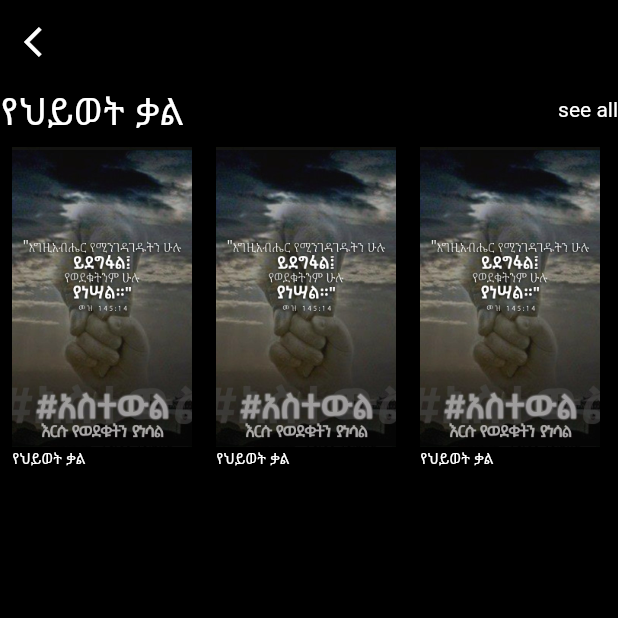
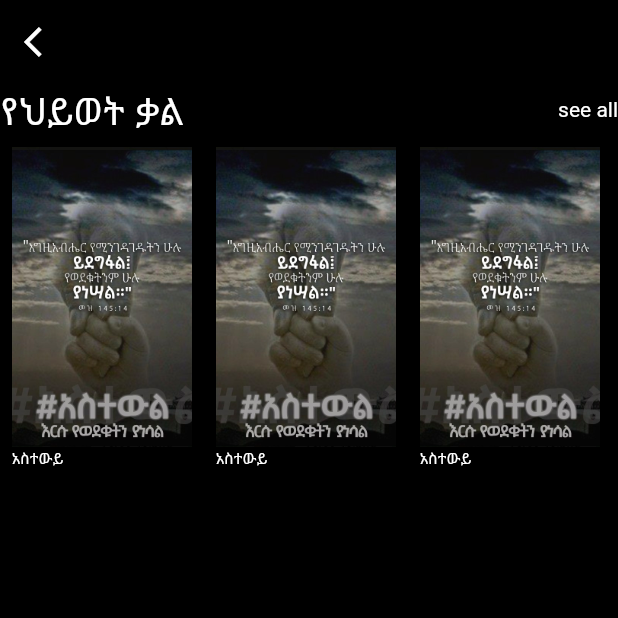
Before and after one commit to Jeremy-Tesh/Bible-Devotional-app, a Flutter app: the screen it shows after launch, on a phone screen of 412 x 824 dp, the top half of it. Run offline on Flutter 3.47's test engine with Material 2 defaults, Android fonts, the phone set to English and light mode, and no system bars; our stand-ins replace easy_sidemenu.

Commit message:
setting provider data

```diff
--- a/lib/home.dart
+++ b/lib/home.dart
@@ -60,7 +60,7 @@ class Home extends StatelessWidget {
                     image: AssetImage("assets/a1.jpeg"), fit: BoxFit.cover)),
           ),
           CustomText(
-            text: "የህይወት ቃል",
+            text: "አስተውይ ",
             size: 10,
           )
         ],
--- a/lib/main.dart
+++ b/lib/main.dart
@@ -1,7 +1,10 @@
 import 'package:flutter/material.dart';
+import 'package:yehiwot_kal/daily.dart';
 import 'package:yehiwot_kal/global_variables.dart';
 import 'package:yehiwot_kal/home.dart';
 import 'package:yehiwot_kal/menu.dart';
+import 'package:provider/provider.dart';
+import 'package:yehiwot_kal/provider/lessons.dart';
 
 void main() {
   runApp(const MyApp());
@@ -13,12 +16,19 @@ class MyApp extends StatelessWidget {
   // This widget is the root of your application.
   @override
   Widget build(BuildContext context) {
-    return MaterialApp(
-        title: 'Yehiwot  Kal',
-        theme: ThemeData(
-            scaffoldBackgroundColor: GlobalVariables.backgroundColor,
-            appBarTheme: AppBarTheme(
-                elevation: 0, iconTheme: IconThemeData(color: Colors.black))),
-        home: Home());
+    return MultiProvider(
+      providers: [
+        ChangeNotifierProvider(create: (ctx) => Lessons()),
+      ],
+      child: MaterialApp(
+          title: 'Yehiwot  Kal',
+          theme: ThemeData(
+              scaffoldBackgroundColor: GlobalVariables.backgroundColor,
+              appBarTheme: AppBarTheme(
+                  elevation: 0,
+                  iconTheme: IconThemeData(color: Colors.white),
+                  backgroundColor: Colors.transparent)),
+          home: Home()),
+    );
   }
 }
--- /dev/null
+++ b/lib/models/Lesson.dart
@@ -0,0 +1,13 @@
+import 'package:flutter/material.dart';
+
+class Lesson with ChangeNotifier {
+  final String id;
+  final String title;
+  ImageProvider img;
+
+  Lesson({
+    required this.id,
+    required this.title,
+    required this.img,
+  });
+}
--- /dev/null
+++ b/lib/provider/lessons.dart
@@ -0,0 +1,13 @@
+import 'package:flutter/material.dart';
+import 'package:flutter/material.dart';
+import 'package:yehiwot_kal/models/Lesson.dart';
+
+class Lessons with ChangeNotifier {
+  List<Lesson> _lessons = [
+    Lesson(id: "1", title: "አስተውል", img: AssetImage("asset/a1.jpeg")),
+    Lesson(id: "1", title: "ይቅር በሉ", img: AssetImage("assets/2.jpeg"))
+  ];
+  List<Lesson> get lessons {
+    return [..._lessons];
+  }
+}
--- a/pubspec.yaml
+++ b/pubspec.yaml
@@ -33,6 +33,8 @@ dependencies:
   # The following adds the Cupertino Icons font to your application.
   # Use with the CupertinoIcons class for iOS style icons.
   cupertino_icons: ^1.0.2
+  easy_sidemenu: ^0.3.1
+  provider: ^6.0.3
 
 dev_dependencies:
   flutter_test:
@@ -57,7 +59,7 @@ flutter:
 
   # To add assets to your application, add an assets section, like this:
   assets:
-    - assets/a1.jpeg
+    - assets/
 
   # An image asset can refer to one or more resolution-specific "variants", see
   # https://flutter.dev/assets-and-images/#resolution-aware
```
Also changed, not shown: lib/daily.dart (+112 -0 lines), lib/widgets.dart/navbar.dart (added, +68 -0 lines), assets/2.jpeg (added), assets/b1.jpeg (added), assets/profile.png (added), assets/sidebar.jpeg (added), pubspec.lock.
